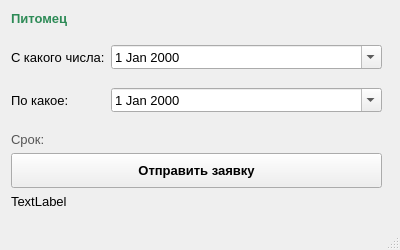
Before: the Qt Designer form rental.ui in kayeros/Murteka, drawn with Qt 5.
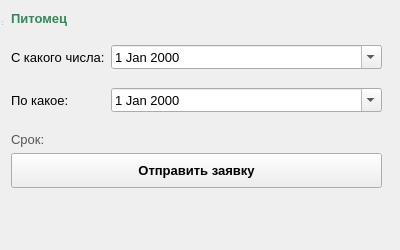
After: the same form once the commit is applied.

Commit message: Окно-временная_опека - изменено +кабинет приюта

Diff of the .ui file:
```diff
--- a/rental.ui
+++ b/rental.ui
@@ -1,7 +1,7 @@
 <?xml version="1.0" encoding="UTF-8"?>
 <ui version="4.0">
- <class>MainWindow</class>
- <widget class="QMainWindow" name="MainWindow">
+ <class>RentalWindow</class>
+ <widget class="QWidget" name="RentalWindow">
   <property name="geometry">
    <rect>
     <x>0</x>
@@ -10,6 +10,12 @@
     <height>250</height>
    </rect>
   </property>
+  <property name="sizePolicy">
+   <sizepolicy hsizetype="Fixed" vsizetype="Fixed">
+    <horstretch>0</horstretch>
+    <verstretch>0</verstretch>
+   </sizepolicy>
+  </property>
   <property name="font">
    <font>
     <pointsize>11</pointsize>
@@ -21,13 +27,21 @@
   <property name="layoutDirection">
    <enum>Qt::LeftToRight</enum>
   </property>
-  <widget class="QWidget" name="centralwidget">
+  <widget class="QWidget" name="centralwidget" native="true">
+   <property name="geometry">
+    <rect>
+     <x>0</x>
+     <y>0</y>
+     <width>393</width>
+     <height>220</height>
+    </rect>
+   </property>
    <property name="font">
     <font>
      <pointsize>10</pointsize>
     </font>
    </property>
-   <widget class="QWidget" name="">
+   <widget class="QWidget" name="layoutWidget">
     <property name="geometry">
      <rect>
       <x>11</x>
@@ -129,14 +143,23 @@
      <item>
       <widget class="QLabel" name="errorLabel">
        <property name="text">
-        <string>TextLabel</string>
+        <string/>
        </property>
       </widget>
      </item>
     </layout>
    </widget>
   </widget>
-  <widget class="QStatusBar" name="statusbar"/>
+  <widget class="QStatusBar" name="statusbar">
+   <property name="geometry">
+    <rect>
+     <x>0</x>
+     <y>0</y>
+     <width>3</width>
+     <height>27</height>
+    </rect>
+   </property>
+  </widget>
  </widget>
  <resources/>
  <connections/>
```
The commit also changes 3 other files.
